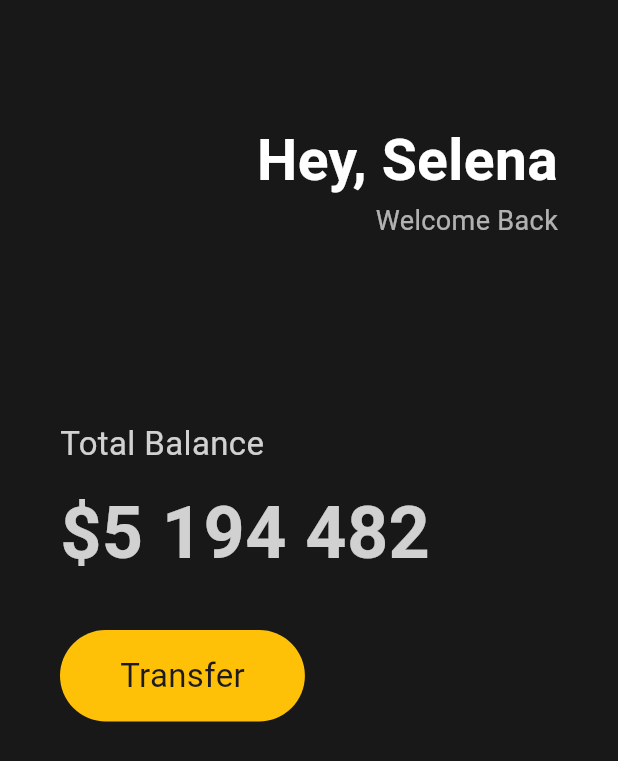
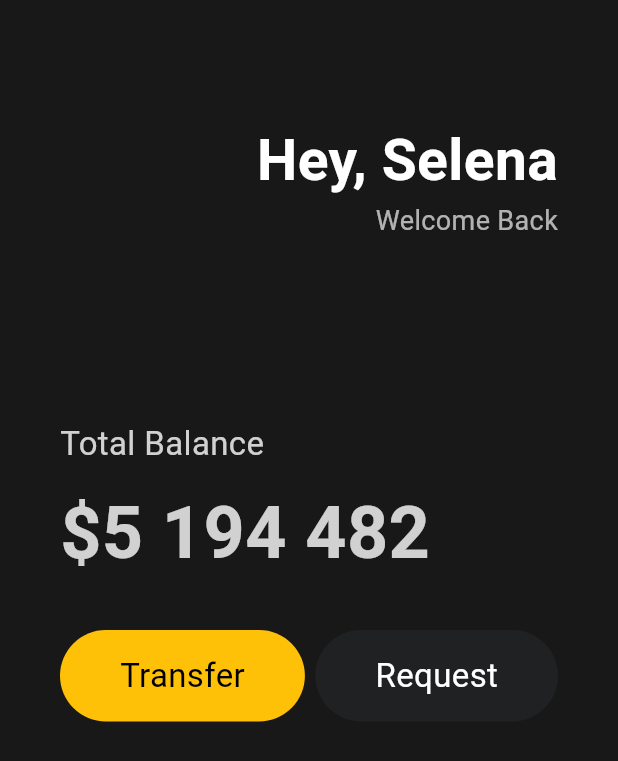
Before and after one commit to PracticeofEno/flutter_study, a Flutter app: the screen it shows after launch, on a phone screen of 412 x 824 dp. Shown: the top 761 px of the screen. Run offline on Flutter 3.47's test engine with Material 3 defaults, Android fonts, the phone set to English and light mode, and no system bars.

Commit message:
재사용가능한 위젯 만들기

```diff
--- a/lib/main.dart
+++ b/lib/main.dart
@@ -1,4 +1,5 @@
 import 'package:flutter/material.dart';
+import 'package:toonflix/widgets/button.dart';
 
 void main() {
   runApp(const App());
@@ -9,18 +10,18 @@ class App extends StatelessWidget {
 
   @override
   Widget build(BuildContext context) {
-    return MaterialApp(
+    return const MaterialApp(
       home: Scaffold(
-          backgroundColor: const Color(0xFF181818),
+          backgroundColor: Color(0xFF181818),
           body: Padding(
-            padding: const EdgeInsets.symmetric(horizontal: 40),
+            padding: EdgeInsets.symmetric(horizontal: 40),
             child: Column(
               crossAxisAlignment: CrossAxisAlignment.start,
               children: [
-                const SizedBox(
+                SizedBox(
                   height: 80,
                 ),
-                const Row(
+                Row(
                   mainAxisAlignment: MainAxisAlignment.end,
                   children: [
                     Column(
@@ -43,48 +44,43 @@ class App extends StatelessWidget {
                     ),
                   ],
                 ),
-                const SizedBox(
+                SizedBox(
                   height: 120,
                 ),
-                const Text(
+                Text(
                   'Total Balance',
                   style: TextStyle(
                     color: Color.fromRGBO(255, 255, 255, 0.8),
                     fontSize: 22,
                   ),
                 ),
-                const SizedBox(
+                SizedBox(
                   height: 10,
                 ),
-                const Text(
+                Text(
                   '\$5 194 482',
                   style: TextStyle(
                       color: Color.fromRGBO(255, 255, 255, 0.8),
                       fontSize: 48,
                       fontWeight: FontWeight.w600),
                 ),
-                const SizedBox(
+                SizedBox(
                   height: 30,
                 ),
                 Row(
+                  mainAxisAlignment: MainAxisAlignment.spaceBetween,
                   children: [
-                    Container(
-                      decoration: BoxDecoration(
-                          color: Colors.amber,
-                          borderRadius: BorderRadius.circular(45)),
-                      child: const Padding(
-                        padding: EdgeInsets.symmetric(
-                          vertical: 15,
-                          horizontal: 40,
+                    Button(
+                      text: 'Transfer',
+                      bgColor: Colors.amber,
+                      textColor: Colors.black,
+                    ),
+                    Button(
+                        text: 'Request',
+                        bgColor: Color(
+                          0xFF1F2123,
                         ),
-                        child: Text(
-                          'Transfer',
-                          style: TextStyle(
-                            fontSize: 22,
-                          ),
-                        ),
-                      ),
-                    )
+                        textColor: Colors.white)
                   ],
                 )
               ],
--- /dev/null
+++ b/lib/widgets/button.dart
@@ -0,0 +1,34 @@
+import 'package:flutter/material.dart';
+
+class Button extends StatelessWidget {
+  final String text;
+  final Color bgColor;
+  final Color textColor;
+
+  const Button(
+      {super.key,
+      required this.text,
+      required this.bgColor,
+      required this.textColor});
+
+  @override
+  Widget build(BuildContext context) {
+    return Container(
+      decoration: BoxDecoration(
+          color: bgColor, borderRadius: BorderRadius.circular(45)),
+      child: Padding(
+        padding: const EdgeInsets.symmetric(
+          vertical: 15,
+          horizontal: 40,
+        ),
+        child: Text(
+          text,
+          style: TextStyle(
+            fontSize: 22,
+            color: textColor,
+          ),
+        ),
+      ),
+    );
+  }
+}
```
Also changed, not shown: 1 other file.
